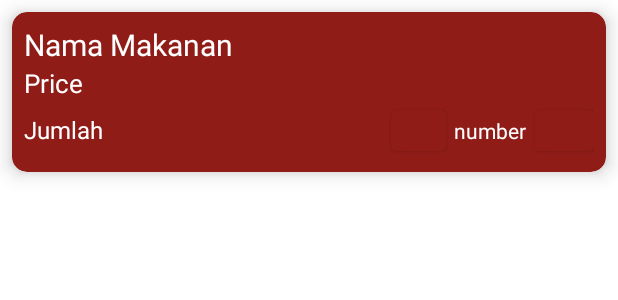
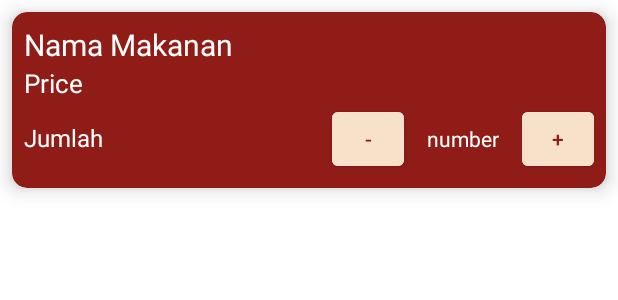
Before and after one commit to yoshibeside/ANDROID-CAN, an Android app: the layout card_keranjang.xml on its own in the app's theme, with its tools: preview values and no code run, on a phone screen of 412 x 824 dp. Shown: the top 300 px of the screen. Run offline under Robolectric (Android 15) with nearby library versions, the phone set to English and light mode, and no system bars.

Commit message:
fix: UI layout

```diff
--- a/src/app/src/main/res/layout/card_keranjang.xml
+++ b/src/app/src/main/res/layout/card_keranjang.xml
@@ -60,18 +60,20 @@
                 android:layout_height="wrap_content"
                 card_view:layout_constraintTop_toTopOf="parent"
                 android:textColor="@color/dark_red"
-                android:minHeight="0dp"
-                android:minWidth="0dp"
+                android:width="48dp"
+                android:height="48dp"
+                android:minWidth="48dp"
+                android:minHeight="48dp"
+                android:backgroundTint="@color/cream"
                 android:text="-"/>
 
             <TextView
                 android:id="@+id/amount_keranjang"
                 android:layout_width="wrap_content"
                 android:layout_height="wrap_content"
+                android:padding="15dp"
                 android:text="number"
-                android:textColor="#FFFF"
-                android:padding="5dp"
-                />
+                android:textColor="#FFFF" />
 
             <Button
                 android:id="@+id/plus_keranjang"
@@ -80,8 +82,11 @@
                 card_view:layout_constraintStart_toEndOf="@+id/amount"
                 android:text="+"
                 android:textColor="@color/dark_red"
-                android:minHeight="0dp"
-                android:minWidth="0dp"
+                android:width="48dp"
+                android:height="48dp"
+                android:minWidth="48dp"
+                android:minHeight="48dp"
+                android:backgroundTint="@color/cream"
                 card_view:layout_constraintTop_toTopOf="parent"
                 />
 
--- a/src/app/src/main/res/layout/menu_list.xml
+++ b/src/app/src/main/res/layout/menu_list.xml
@@ -73,10 +73,9 @@
                     android:id="@+id/amount"
                     android:layout_width="wrap_content"
                     android:layout_height="wrap_content"
+                    android:padding="15dp"
                     android:text="number"
-                    android:textColor="#FFFF"
-                    android:padding="5dp"
-                    />
+                    android:textColor="#FFFF" />
 
                 <Button
                     android:id="@+id/plus"
```
Also changed, not shown: src/app/src/main/res/layout/activity_main.xml (+6 -4 lines), src/app/src/main/res/layout/fragment_cabang_restoran.xml (+4 -4 lines), src/app/src/main/res/layout/fragment_keranjang.xml (+10 -12 lines).
